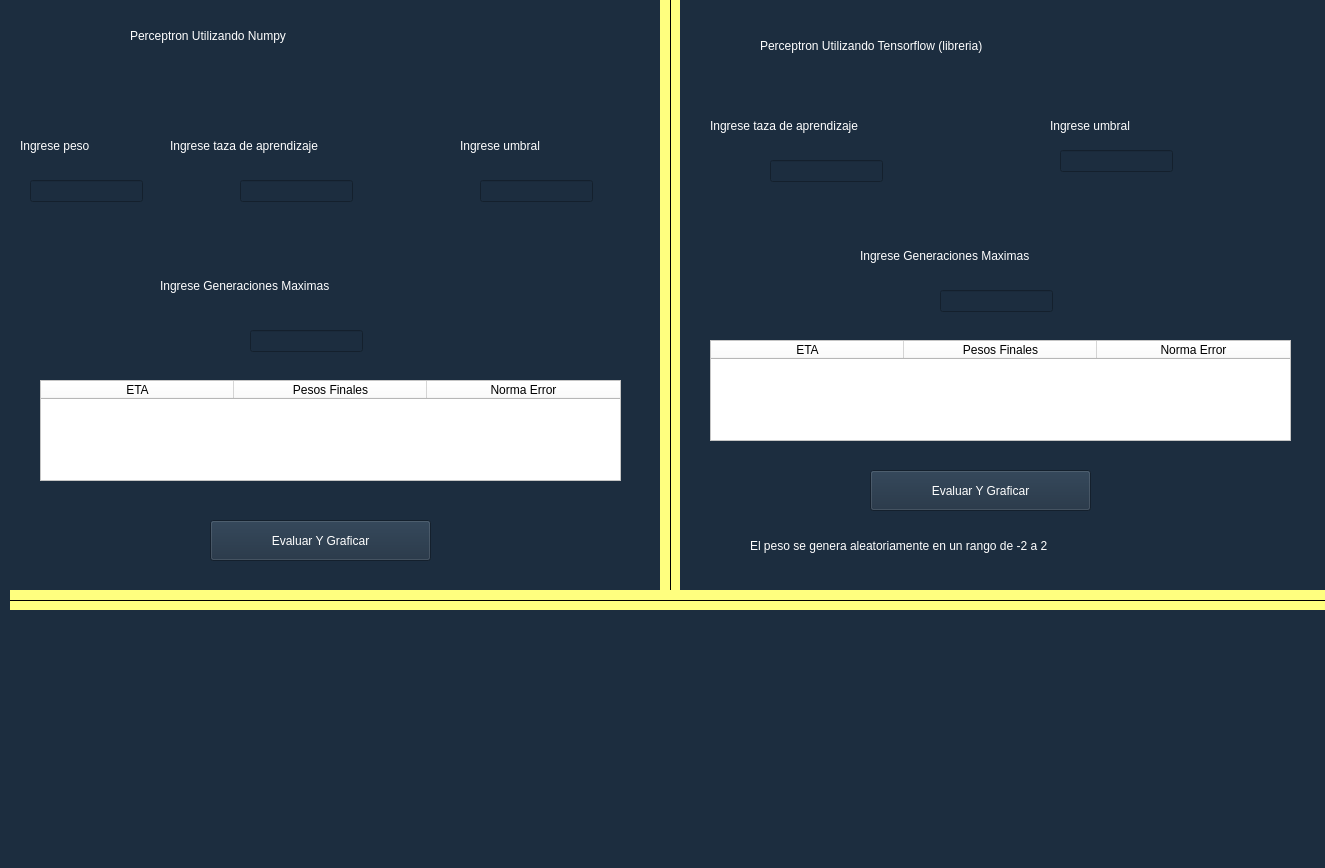
Above: vista/main.ui from 193228/IA_PRACTICA1_C3 before the change. Below: the same form after it.
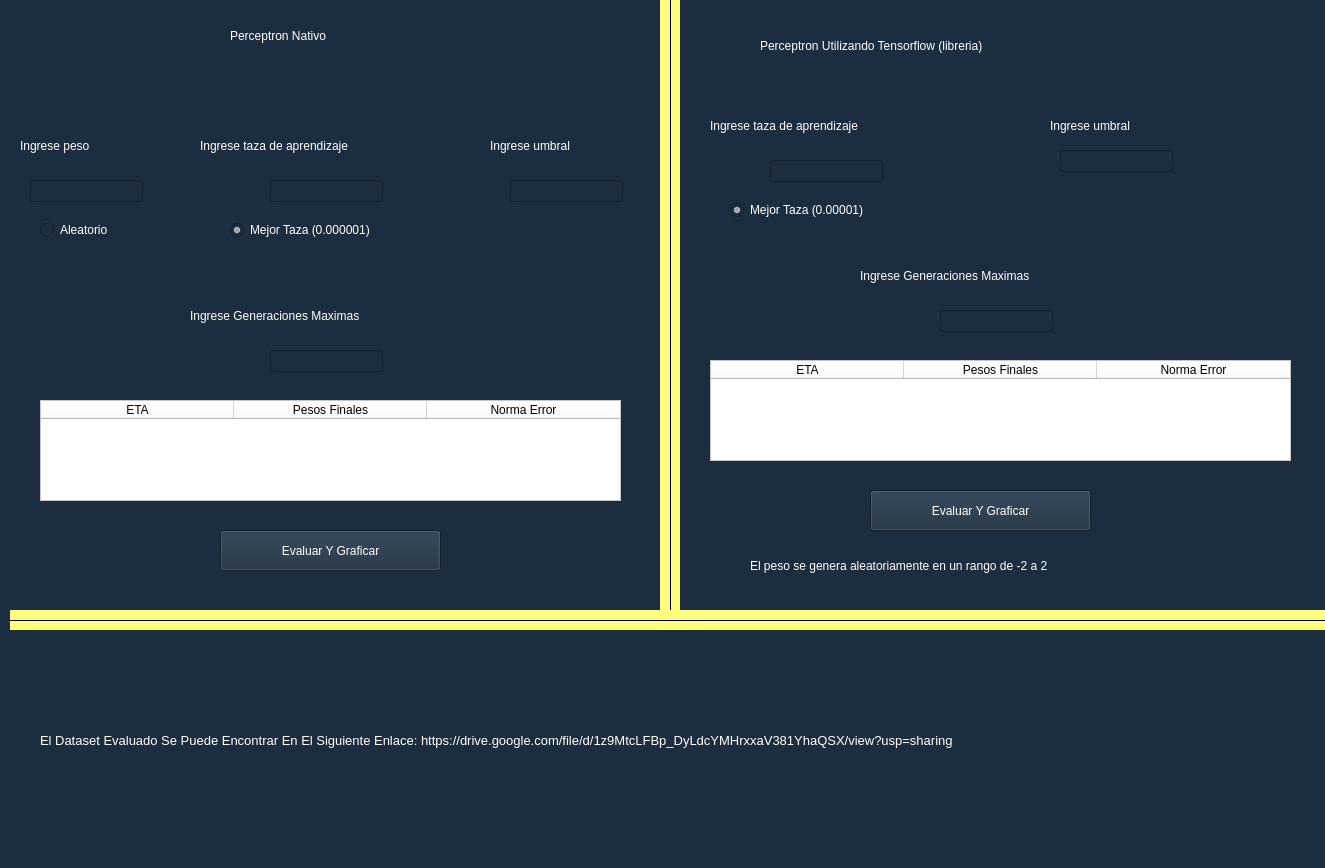
That is the form after the change.

```diff
--- a/vista/main.ui
+++ b/vista/main.ui
@@ -23,7 +23,7 @@
       <x>660</x>
       <y>0</y>
       <width>20</width>
-      <height>591</height>
+      <height>611</height>
      </rect>
     </property>
     <property name="styleSheet">
@@ -42,9 +42,9 @@
    <widget class="QLabel" name="label">
     <property name="geometry">
      <rect>
-      <x>130</x>
+      <x>230</x>
       <y>20</y>
-      <width>351</width>
+      <width>231</width>
       <height>31</height>
      </rect>
     </property>
@@ -53,7 +53,7 @@
 font: 75 16pt &quot;MS Shell Dlg 2&quot;;</string>
     </property>
     <property name="text">
-     <string>Perceptron Utilizando Numpy</string>
+     <string>Perceptron Nativo</string>
     </property>
    </widget>
    <widget class="QLabel" name="label_2">
@@ -86,12 +86,15 @@
    <widget class="QLineEdit" name="aprendizajeNumpy">
     <property name="geometry">
      <rect>
-      <x>240</x>
+      <x>270</x>
       <y>180</y>
       <width>113</width>
       <height>22</height>
      </rect>
     </property>
+    <property name="styleSheet">
+     <string notr="true">color: rgb(255, 255, 255);</string>
+    </property>
    </widget>
    <widget class="QLineEdit" name="aprendizajeTensorFlow">
     <property name="geometry">
@@ -123,7 +126,7 @@
    <widget class="QLabel" name="a">
     <property name="geometry">
      <rect>
-      <x>170</x>
+      <x>200</x>
       <y>130</y>
       <width>251</width>
       <height>31</height>
@@ -140,7 +143,7 @@
    <widget class="QLabel" name="label_5">
     <property name="geometry">
      <rect>
-      <x>460</x>
+      <x>490</x>
       <y>130</y>
       <width>141</width>
       <height>31</height>
@@ -157,18 +160,21 @@
    <widget class="QLineEdit" name="umbralNumpy">
     <property name="geometry">
      <rect>
-      <x>480</x>
+      <x>510</x>
       <y>180</y>
       <width>113</width>
       <height>22</height>
      </rect>
     </property>
+    <property name="styleSheet">
+     <string notr="true">color: rgb(255, 255, 255);</string>
+    </property>
    </widget>
    <widget class="QTableWidget" name="tablaNumpy">
     <property name="geometry">
      <rect>
       <x>40</x>
-      <y>380</y>
+      <y>400</y>
       <width>581</width>
       <height>101</height>
      </rect>
@@ -224,7 +230,7 @@
     <property name="geometry">
      <rect>
       <x>710</x>
-      <y>340</y>
+      <y>360</y>
       <width>581</width>
       <height>101</height>
      </rect>
@@ -262,7 +268,7 @@
     <property name="geometry">
      <rect>
       <x>750</x>
-      <y>530</y>
+      <y>550</y>
       <width>551</width>
       <height>31</height>
      </rect>
@@ -279,7 +285,7 @@
     <property name="geometry">
      <rect>
       <x>10</x>
-      <y>590</y>
+      <y>610</y>
       <width>1341</width>
       <height>20</height>
      </rect>
@@ -297,8 +303,8 @@
    <widget class="QPushButton" name="botonNumpy">
     <property name="geometry">
      <rect>
-      <x>210</x>
-      <y>520</y>
+      <x>220</x>
+      <y>530</y>
       <width>221</width>
       <height>41</height>
      </rect>
@@ -315,7 +321,7 @@
     <property name="geometry">
      <rect>
       <x>870</x>
-      <y>470</y>
+      <y>490</y>
       <width>221</width>
       <height>41</height>
      </rect>
@@ -331,8 +337,8 @@
    <widget class="QLabel" name="label_4">
     <property name="geometry">
      <rect>
-      <x>160</x>
-      <y>270</y>
+      <x>190</x>
+      <y>300</y>
       <width>291</width>
       <height>31</height>
      </rect>
@@ -348,18 +354,21 @@
    <widget class="QLineEdit" name="generacionesNumpy">
     <property name="geometry">
      <rect>
-      <x>250</x>
-      <y>330</y>
+      <x>270</x>
+      <y>350</y>
       <width>113</width>
       <height>22</height>
      </rect>
     </property>
+    <property name="styleSheet">
+     <string notr="true">color: rgb(255, 255, 255);</string>
+    </property>
    </widget>
    <widget class="QLabel" name="label_8">
     <property name="geometry">
      <rect>
       <x>860</x>
-      <y>240</y>
+      <y>260</y>
       <width>291</width>
       <height>31</height>
      </rect>
@@ -376,11 +385,14 @@
     <property name="geometry">
      <rect>
       <x>940</x>
-      <y>290</y>
+      <y>310</y>
       <width>113</width>
       <height>22</height>
      </rect>
     </property>
+    <property name="styleSheet">
+     <string notr="true">color: rgb(255, 255, 255);</string>
+    </property>
    </widget>
    <widget class="QLabel" name="label_9">
     <property name="geometry">
@@ -407,6 +419,103 @@
       <width>113</width>
       <height>22</height>
      </rect>
+    </property>
+    <property name="styleSheet">
+     <string notr="true">color: rgb(255, 255, 255);</string>
+    </property>
+   </widget>
+   <widget class="QRadioButton" name="mejorTazaNativo">
+    <property name="geometry">
+     <rect>
+      <x>230</x>
+      <y>220</y>
+      <width>201</width>
+      <height>20</height>
+     </rect>
+    </property>
+    <property name="styleSheet">
+     <string notr="true">color: rgb(255, 255, 255);
+font: 75 10pt &quot;MS Shell Dlg 2&quot;;
+</string>
+    </property>
+    <property name="text">
+     <string>Mejor Taza (0.000001)</string>
+    </property>
+    <property name="checkable">
+     <bool>true</bool>
+    </property>
+    <property name="checked">
+     <bool>true</bool>
+    </property>
+    <property name="autoExclusive">
+     <bool>false</bool>
+    </property>
+   </widget>
+   <widget class="QRadioButton" name="pesoAleatorio">
+    <property name="geometry">
+     <rect>
+      <x>40</x>
+      <y>220</y>
+      <width>101</width>
+      <height>20</height>
+     </rect>
+    </property>
+    <property name="styleSheet">
+     <string notr="true">color: rgb(255, 255, 255);
+font: 75 10pt &quot;MS Shell Dlg 2&quot;;
+</string>
+    </property>
+    <property name="text">
+     <string>Aleatorio</string>
+    </property>
+    <property name="checkable">
+     <bool>true</bool>
+    </property>
+    <property name="checked">
+     <bool>false</bool>
+    </property>
+    <property name="autoExclusive">
+     <bool>false</bool>
+    </property>
+   </widget>
+   <widget class="QRadioButton" name="mejorTazaLibreria">
+    <property name="geometry">
+     <rect>
+      <x>730</x>
+      <y>200</y>
+      <width>201</width>
+      <height>20</height>
+     </rect>
+    </property>
+    <property name="styleSheet">
+     <string notr="true">color: rgb(255, 255, 255);
+font: 75 10pt &quot;MS Shell Dlg 2&quot;;
+</string>
+    </property>
+    <property name="text">
+     <string>Mejor Taza (0.00001)</string>
+    </property>
+    <property name="checkable">
+     <bool>true</bool>
+    </property>
+    <property name="checked">
+     <bool>true</bool>
+    </property>
+    <property name="autoExclusive">
+     <bool>false</bool>
+    </property>
+   </widget>
+   <widget class="QLabel" name="label_10">
+    <property name="geometry">
+     <rect>
+      <x>40</x>
+      <y>720</y>
+      <width>1171</width>
+      <height>41</height>
+     </rect>
+    </property>
+    <property name="text">
+     <string>&lt;html&gt;&lt;head/&gt;&lt;body&gt;&lt;p&gt;&lt;span style=&quot; font-size:10pt; color:#ffffff;&quot;&gt;El Dataset Evaluado Se Puede Encontrar En El Siguiente Enlace: https://drive.google.com/file/d/1z9MtcLFBp_DyLdcYMHrxxaV381YhaQSX/view?usp=sharing&lt;/span&gt;&lt;/p&gt;&lt;/body&gt;&lt;/html&gt;</string>
     </property>
    </widget>
   </widget>
```
Left out of the diff: 9 changed lines with no effect on the pictures.
